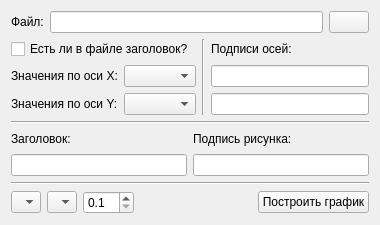
This is mainwindow.ui in 41144114/graphBuilder as Qt 5 draws it before an edit. The edited form follows.
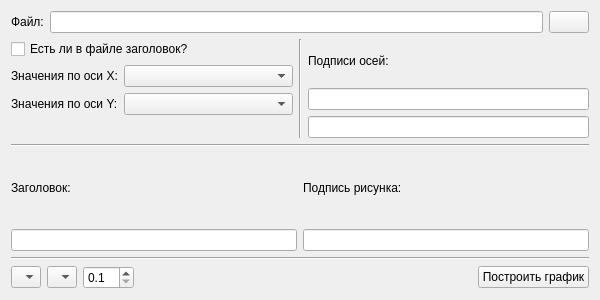
This is the edited form. Icons and pictures are not drawn.

Commit message:
Увеличил максимальный размер окна
При работе на windows 11 с нового ноута оказалось (другие разрешение экрана и масштаб), что тот захардкоженный размер слишком мал, интерфейс очень ужался

Patch:
```diff
--- a/mainwindow.ui
+++ b/mainwindow.ui
@@ -6,8 +6,8 @@
    <rect>
     <x>0</x>
     <y>0</y>
-    <width>380</width>
-    <height>225</height>
+    <width>600</width>
+    <height>300</height>
    </rect>
   </property>
   <property name="minimumSize">
@@ -19,7 +19,7 @@
   <property name="maximumSize">
    <size>
     <width>600</width>
-    <height>232</height>
+    <height>300</height>
    </size>
   </property>
   <property name="contextMenuPolicy">
```
